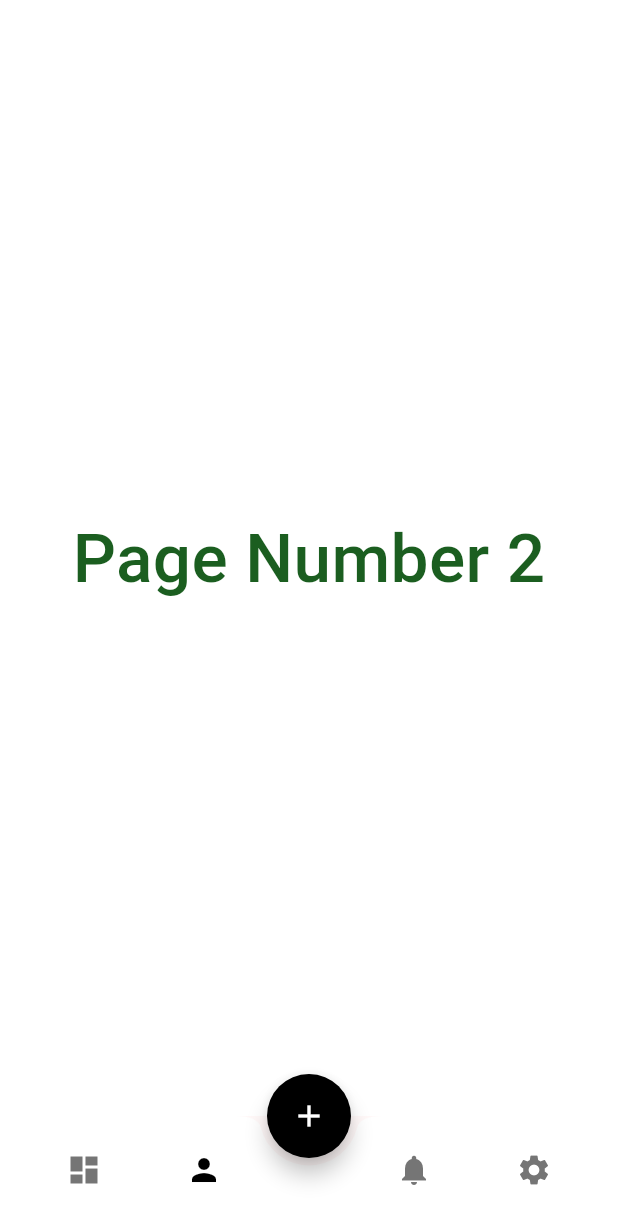
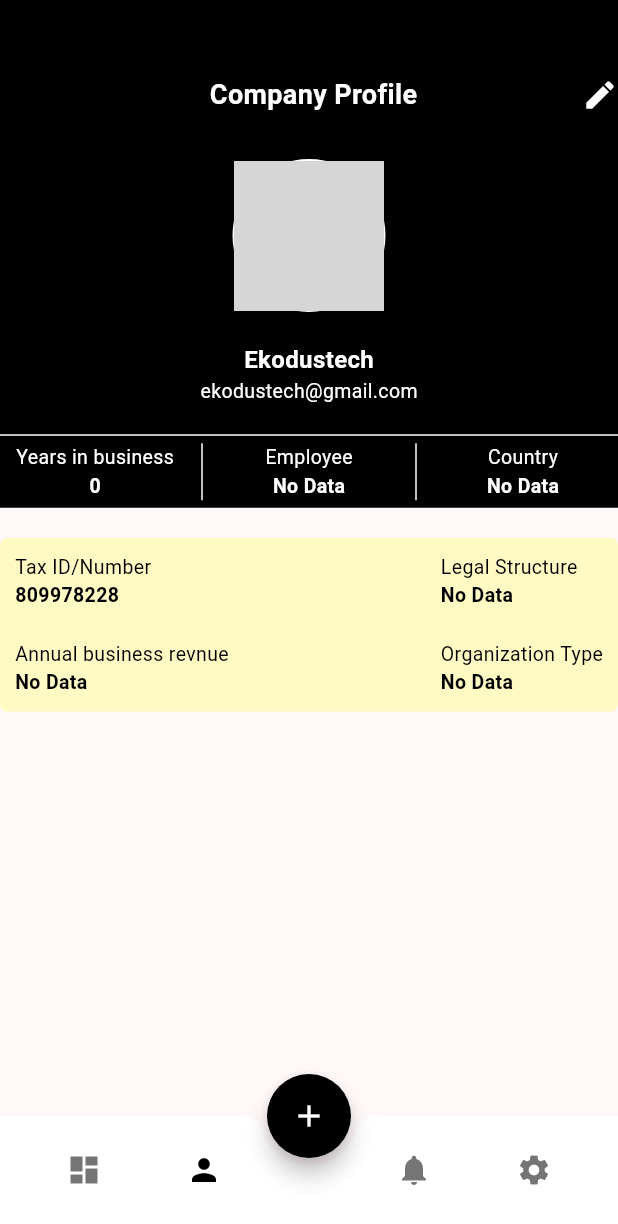
Before and after one commit to ekodusproduction/peaceworc-agency-flutter-app, a Flutter app: the HomePage screen opened directly, item 2 of the bottom bar chosen, on a phone screen of 412 x 824 dp. Shown: the top 1224 px of the screen. Run offline on Flutter 3.47's test engine with Material 2 defaults, Android fonts, the phone set to English and light mode, and no system bars; our stand-ins replace flutter_svg; network calls fail; grey boxes are pictures that could not be loaded.

Commit message:
Profile screen - 6/9/23

```diff
--- a/lib/ui/HomePage.dart
+++ b/lib/ui/HomePage.dart
@@ -1,6 +1,7 @@
 import 'package:flutter/material.dart';
 import 'package:peaceworc_agency/ui/DashBoardScreen.dart';
 import 'package:peaceworc_agency/ui/NotificationListScreen.dart';
+import 'package:peaceworc_agency/ui/ProfileScreen.dart';
 import 'package:peaceworc_agency/ui/SettingsScreen.dart';
 class HomePage extends StatefulWidget {
   const HomePage({Key? key}) : super(key: key);
@@ -13,7 +14,7 @@ class _HomePageState extends State<HomePage> {
   int currentTab = 0;
   final List<Widget> pages = [
      DashBoardScreen(),
-     Page2(),
+     ProfileScreen(),
      NotificationListScreen(),
      SettingsScreen(),
   ];
@@ -64,7 +65,7 @@ class _HomePageState extends State<HomePage> {
                   minWidth: 40,
                   onPressed: (){
                     setState(() {
-                      currentScreen = Page2();
+                      currentScreen = ProfileScreen();
                       currentTab = 1;
                     });
                   },
@@ -112,24 +113,3 @@ class _HomePageState extends State<HomePage> {
     );
   }
 }
-
-class Page2 extends StatelessWidget {
-  const Page2({Key? key}) : super(key: key);
-
-  @override
-  Widget build(BuildContext context) {
-    return Container(
-      color: Colors.white,
-      child: Center(
-        child: Text(
-          "Page Number 2",
-          style: TextStyle(
-            color: Colors.green[900],
-            fontSize: 45,
-            fontWeight: FontWeight.w500,
-          ),
-        ),
-      ),
-    );
-  }
-}
--- /dev/null
+++ b/lib/ui/ProfileScreen.dart
@@ -0,0 +1,150 @@
+import 'package:flutter/material.dart';
+
+class ProfileScreen extends StatefulWidget {
+  const ProfileScreen({super.key});
+
+  @override
+  State<ProfileScreen> createState() => _ProfileScreenState();
+}
+
+class _ProfileScreenState extends State<ProfileScreen> {
+  final String imageUrl = "https://images.unsplash.com/photo-1494790108377-be9c29b29330?ixlib=rb-4.0.3&ixid=M3wxMjA3fDB8MHxwaG90by1wYWdlfHx8fGVufDB8fHx8fA%3D%3D&auto=format&fit=crop&w=2787&q=80";
+  @override
+  Widget build(BuildContext context) {
+    return Scaffold(
+      body: Flex(
+        direction: Axis.vertical,
+        children: [
+          Container(
+            color: Colors.black,
+            child: Column(
+              crossAxisAlignment: CrossAxisAlignment.center,
+              children: [
+                SizedBox(height: 50,),
+                Row(
+                  mainAxisAlignment: MainAxisAlignment.spaceBetween,
+                  children: [
+                    SizedBox(width: 30,),
+                    Text("Company Profile", style: TextStyle(color: Colors.white, fontWeight: FontWeight.bold, fontSize: 18),),
+                    Icon(Icons.edit, color: Colors.white,),
+                  ],
+                ),
+                SizedBox(height: 30,),
+                Container(
+                  padding: EdgeInsets.all(1), // Border width
+                  decoration: BoxDecoration(color: Colors.white, shape: BoxShape.circle),
+                  child: ClipOval(
+                    child: SizedBox.fromSize(
+                      size: Size.fromRadius(50), // Image radius
+                      child: Image.network(imageUrl, fit: BoxFit.cover),
+                    ),
+                  ),
+                ),
+                SizedBox(height: 20),
+                Text("Ekodustech",style: TextStyle(color: Colors.white, fontWeight: FontWeight.bold, fontSize: 16),),
+                Text("ekodustech@gmail.com",style: TextStyle(color: Colors.white, fontSize: 13),),
+                SizedBox(height: 20,),
+                Divider(
+                  height: 0.5,
+                  color: Colors.white,
+                ),
+                SizedBox(height: 5,),
+                Column(
+                    children:[
+                      IntrinsicHeight(
+                          child:Row(
+                            children: [
+                              Expanded(
+                                child: Column(
+                                  crossAxisAlignment: CrossAxisAlignment.center,
+                                  children: [
+                                    Text("Years in business", style: TextStyle(color: Colors.white, fontSize: 13),),
+                                    Text("0", style: TextStyle(color: Colors.white, fontWeight: FontWeight.bold, fontSize: 13),)
+                                  ],
+                                ),
+                              ),
+                              VerticalDivider(
+                                color: Colors.white,
+                                thickness: 1,
+                              ),
+                              Expanded(
+                                child: Column(
+                                  crossAxisAlignment: CrossAxisAlignment.center,
+                                  children: [
+                                    Text("Employee", style: TextStyle(color: Colors.white, fontSize: 13),),
+                                    Text("No Data", style: TextStyle(color: Colors.white, fontWeight: FontWeight.bold, fontSize: 13),)
+                                  ],
+                                ),
+                              ),
+
+                              VerticalDivider(
+                                color: Colors.white,
+                                thickness: 1,
+                              ),
+
+                              Expanded(
+                                child: Column(
+                                  crossAxisAlignment: CrossAxisAlignment.center,
+                                  children: [
+                                    Text("Country", style: TextStyle(color: Colors.white, fontSize: 13),),
+                                    Text("No Data", style: TextStyle(color: Colors.white, fontWeight: FontWeight.bold, fontSize: 13),)
+                                  ],
+                                ),
+                              ),
+                            ],
+                          )
+                      )
+                    ]
+                ),
+                SizedBox(height: 5,)
+              ],
+            ),
+          ),
+          Expanded(
+              child: Column(
+                children: [
+                  SizedBox(height: 20,),
+                  Container(
+                    decoration: BoxDecoration(
+                        color: Colors.yellow[100],
+                        borderRadius: BorderRadius.circular(5)
+                    ),
+                    child: Padding(
+                      padding: const EdgeInsets.only(top: 10.0, bottom: 10.0, left: 10.0, right: 10.0),
+                      child: Row(
+                        children: [
+                          Expanded(
+                            child: Column(
+                              crossAxisAlignment: CrossAxisAlignment.start,
+                              children: [
+                                Text("Tax ID/Number", style: TextStyle(color: Colors.black, fontSize: 13),),
+                                Text("809978228", style: TextStyle(color: Colors.black, fontWeight: FontWeight.bold, fontSize: 13),),
+                                SizedBox(height: 20,),
+                                Text("Annual business revnue", style: TextStyle(color: Colors.black, fontSize: 13),),
+                                Text("No Data", style: TextStyle(color: Colors.black, fontWeight: FontWeight.bold, fontSize: 13),)
+                              ],
+                            ),
+                          ),
+                          SizedBox(width: 10,),
+                          Column(
+                            crossAxisAlignment: CrossAxisAlignment.start,
+                            children: [
+                              Text("Legal Structure", style: TextStyle(color: Colors.black, fontSize: 13),),
+                              Text("No Data", style: TextStyle(color: Colors.black, fontWeight: FontWeight.bold, fontSize: 13),),
+                              SizedBox(height: 20,),
+                              Text("Organization Type", style: TextStyle(color: Colors.black, fontSize: 13),),
+                              Text("No Data", style: TextStyle(color: Colors.black, fontWeight: FontWeight.bold, fontSize: 13),)
+                            ],
+                          )
+                        ],
+                      ),
+                    ),
+                  ),
+                ],
+              )
+          )
+        ],
+      ),
+    );
+  }
+}
--- a/lib/ui/SettingsScreen.dart
+++ b/lib/ui/SettingsScreen.dart
@@ -152,6 +152,7 @@ class _SettingsScreenState extends State<SettingsScreen> {
             ],
           ),
         ),
-    ));
+      ),
+    );
   }
 }
```
Lines whose indentation alone changed are shown as unchanged.
